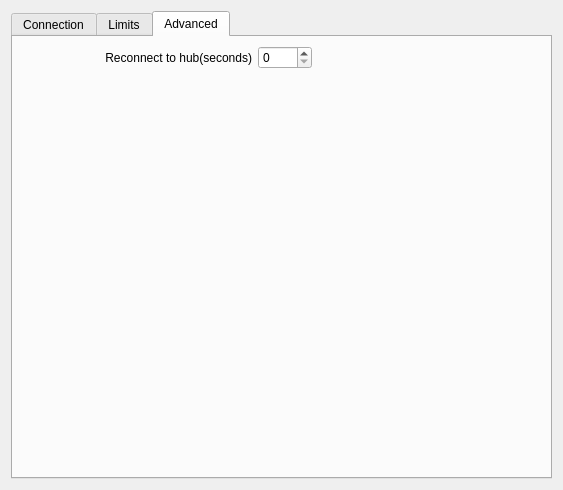
eiskaltdcpp/eiskaltdcpp, file eiskaltdcpp-qt/ui/UISettingsConnection.ui: the form before one commit.
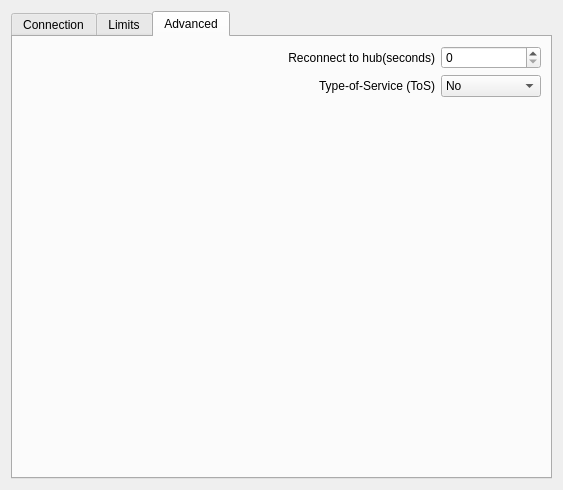
The form after the commit. The open tabs and pages were chosen to show the change. Custom widgets are drawn as their Qt base class.

Commit message: DC++ Core: 	* Type-of-Service (ToS) socket option. Fixed issue #900. EiskaltDC++ Qt: 	* Type-of-Service (Tos) socket configuration (Settings->Connection->Advanced). Fixed issue #900.

```diff
--- a/eiskaltdcpp-qt/ui/UISettingsConnection.ui
+++ b/eiskaltdcpp-qt/ui/UISettingsConnection.ui
@@ -739,48 +739,57 @@
       <attribute name="title">
        <string>Advanced</string>
       </attribute>
-      <layout class="QVBoxLayout" name="verticalLayout_6">
-       <item>
-        <layout class="QHBoxLayout" name="horizontalLayout_6">
+      <layout class="QGridLayout" name="gridLayout_11">
+       <item row="1" column="2" colspan="2">
+        <widget class="QComboBox" name="comboBox_TOS">
+         <property name="minimumSize">
+          <size>
+           <width>100</width>
+           <height>0</height>
+          </size>
+         </property>
+         <property name="toolTip">
+          <string>&lt;!DOCTYPE HTML PUBLIC &quot;-//W3C//DTD HTML 4.0//EN&quot; &quot;http://www.w3.org/TR/REC-html40/strict.dtd&quot;&gt;
+&lt;html&gt;&lt;head&gt;&lt;meta name=&quot;qrichtext&quot; content=&quot;1&quot; /&gt;&lt;style type=&quot;text/css&quot;&gt;
+p, li { white-space: pre-wrap; }
+&lt;/style&gt;&lt;/head&gt;&lt;body style=&quot; font-family:'Sans Serif'; font-size:9pt; font-weight:400; font-style:normal;&quot;&gt;
+&lt;p style=&quot; margin-top:0px; margin-bottom:0px; margin-left:0px; margin-right:0px; -qt-block-indent:0; text-indent:0px;&quot;&gt;Set the Type-Of-Service (TOS) field that is sent with every &lt;a href=&quot;http://en.wikipedia.org/wiki/IP_packet&quot;&gt;&lt;span style=&quot; text-decoration: underline; color:#0057ae;&quot;&gt;IP packet&lt;/span&gt;&lt;/a&gt; originating from this socket. It is used to prioritize packets on the network. TOS is a byte. There are some standard TOS flags defined: &lt;/p&gt;
+&lt;p style=&quot;-qt-paragraph-type:empty; margin-top:0px; margin-bottom:0px; margin-left:0px; margin-right:0px; -qt-block-indent:0; text-indent:0px;&quot;&gt;&lt;/p&gt;
+&lt;p style=&quot; margin-top:0px; margin-bottom:0px; margin-left:0px; margin-right:0px; -qt-block-indent:0; text-indent:0px;&quot;&gt;&lt;span style=&quot; font-weight:600;&quot;&gt; - &amp;quot;Low delay&amp;quot;&lt;/span&gt; to minimize delays for interactive traffic&lt;/p&gt;
+&lt;p style=&quot; margin-top:0px; margin-bottom:0px; margin-left:0px; margin-right:0px; -qt-block-indent:0; text-indent:0px;&quot;&gt;&lt;span style=&quot; font-weight:600;&quot;&gt; - &amp;quot;Throughput&amp;quot;&lt;/span&gt; to optimize throughput&lt;/p&gt;
+&lt;p style=&quot; margin-top:0px; margin-bottom:0px; margin-left:0px; margin-right:0px; -qt-block-indent:0; text-indent:0px;&quot;&gt;&lt;span style=&quot; font-weight:600;&quot;&gt; - &amp;quot;Reliability&amp;quot;&lt;/span&gt; to optimize for reliability&lt;/p&gt;
+&lt;p style=&quot; margin-top:0px; margin-bottom:0px; margin-left:0px; margin-right:0px; -qt-block-indent:0; text-indent:0px;&quot;&gt;&lt;span style=&quot; font-weight:600;&quot;&gt; - &amp;quot;Minimal cost&amp;quot;&lt;/span&gt; should be used for &amp;quot;filler data&amp;quot; where slow transmission doesn't matter&lt;/p&gt;
+&lt;p style=&quot;-qt-paragraph-type:empty; margin-top:0px; margin-bottom:0px; margin-left:0px; margin-right:0px; -qt-block-indent:0; text-indent:0px;&quot;&gt;&lt;/p&gt;
+&lt;p style=&quot; margin-top:0px; margin-bottom:0px; margin-left:0px; margin-right:0px; -qt-block-indent:0; text-indent:0px;&quot;&gt;At most one of these TOS values can be specified. Linux sends &lt;span style=&quot; font-weight:600;&quot;&gt;&amp;quot;Low delay&amp;quot;&lt;/span&gt; datagrams first by default, but the exact behaviour depends on the configured queueing discipline.&lt;span style=&quot; font-weight:600;&quot;&gt; Warning! This option needs superuser privileges!&lt;/span&gt;&lt;/p&gt;&lt;/body&gt;&lt;/html&gt;</string>
+         </property>
          <item>
-          <widget class="QLabel" name="label_20">
-           <property name="sizePolicy">
-            <sizepolicy hsizetype="MinimumExpanding" vsizetype="Preferred">
-             <horstretch>0</horstretch>
-             <verstretch>0</verstretch>
-            </sizepolicy>
-           </property>
-           <property name="text">
-            <string>Reconnect to hub(seconds)</string>
-           </property>
-           <property name="alignment">
-            <set>Qt::AlignRight|Qt::AlignTrailing|Qt::AlignVCenter</set>
-           </property>
-          </widget>
+          <property name="text">
+           <string>No</string>
+          </property>
          </item>
          <item>
-          <widget class="QSpinBox" name="spinBox_RECONNECT_DELAY">
-           <property name="maximum">
-            <number>9999</number>
-           </property>
-          </widget>
+          <property name="text">
+           <string>Low delay</string>
+          </property>
          </item>
          <item>
-          <spacer name="horizontalSpacer_3">
-           <property name="orientation">
-            <enum>Qt::Horizontal</enum>
-           </property>
-           <property name="sizeHint" stdset="0">
-            <size>
-             <width>40</width>
-             <height>20</height>
-            </size>
-           </property>
-          </spacer>
+          <property name="text">
+           <string>Throughput</string>
+          </property>
          </item>
-        </layout>
+         <item>
+          <property name="text">
+           <string>Reliability</string>
+          </property>
+         </item>
+         <item>
+          <property name="text">
+           <string>Minimal cost</string>
+          </property>
+         </item>
+        </widget>
        </item>
-       <item>
+       <item row="3" column="3">
         <spacer name="verticalSpacer_3">
          <property name="orientation">
           <enum>Qt::Vertical</enum>
@@ -793,6 +802,58 @@
          </property>
         </spacer>
        </item>
+       <item row="1" column="1">
+        <widget class="QLabel" name="label_22">
+         <property name="sizePolicy">
+          <sizepolicy hsizetype="MinimumExpanding" vsizetype="Preferred">
+           <horstretch>0</horstretch>
+           <verstretch>0</verstretch>
+          </sizepolicy>
+         </property>
+         <property name="text">
+          <string>Type-of-Service (ToS)</string>
+         </property>
+         <property name="alignment">
+          <set>Qt::AlignRight|Qt::AlignTrailing|Qt::AlignVCenter</set>
+         </property>
+        </widget>
+       </item>
+       <item row="0" column="0" rowspan="2">
+        <spacer name="horizontalSpacer_7">
+         <property name="orientation">
+          <enum>Qt::Horizontal</enum>
+         </property>
+         <property name="sizeHint" stdset="0">
+          <size>
+           <width>40</width>
+           <height>20</height>
+          </size>
+         </property>
+        </spacer>
+       </item>
+       <item row="0" column="1">
+        <widget class="QLabel" name="label_20">
+         <property name="sizePolicy">
+          <sizepolicy hsizetype="MinimumExpanding" vsizetype="Preferred">
+           <horstretch>0</horstretch>
+           <verstretch>0</verstretch>
+          </sizepolicy>
+         </property>
+         <property name="text">
+          <string>Reconnect to hub(seconds)</string>
+         </property>
+         <property name="alignment">
+          <set>Qt::AlignRight|Qt::AlignTrailing|Qt::AlignVCenter</set>
+         </property>
+        </widget>
+       </item>
+       <item row="0" column="2" colspan="2">
+        <widget class="QSpinBox" name="spinBox_RECONNECT_DELAY">
+         <property name="maximum">
+          <number>9999</number>
+         </property>
+        </widget>
+       </item>
       </layout>
      </widget>
     </widget>
```
Left out of the diff: 4 changed lines with no effect on the pictures. The commit also changes 5 other files.
